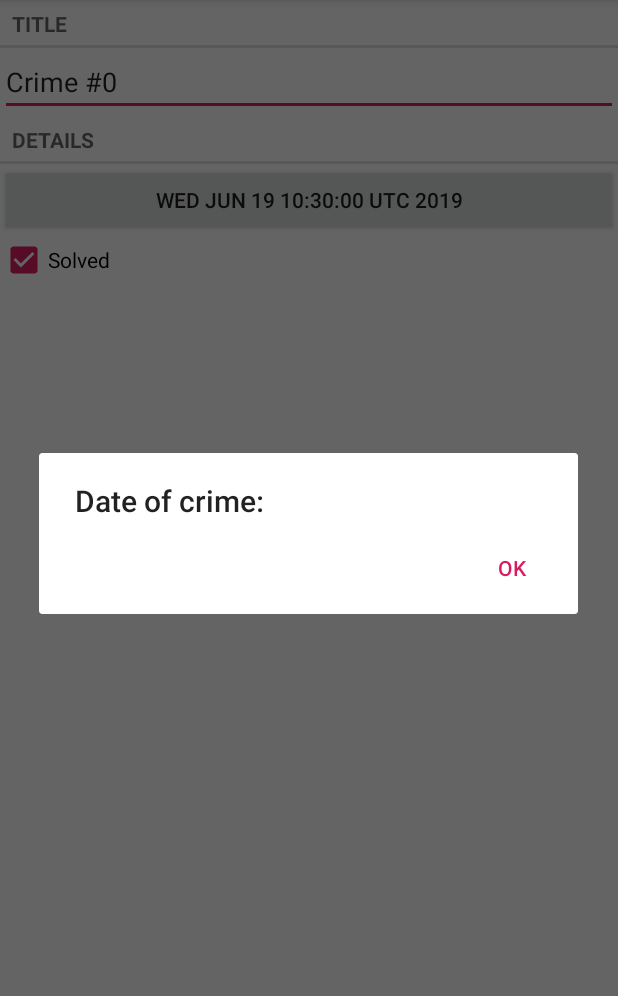
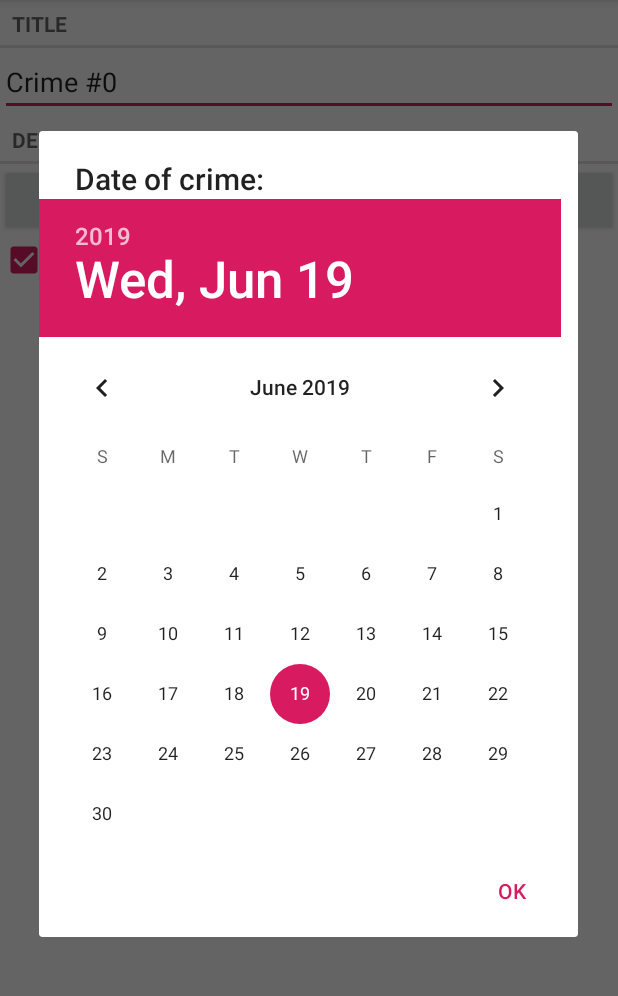
Before and after one commit to jwsatte/CriminalIntent, an Android app: the CrimeFragment screen opened directly, with no data from a screen before it, after a tap on an icon or button, on a phone screen of 412 x 824 dp, the part 84-1080 px from its top. Run offline under Robolectric (Android 15) with nearby library versions, the phone set to English and light mode, and no system bars.

```diff
--- a/app/src/main/java/android/bignerdranch/criminalintent/CrimeFragment.kt
+++ b/app/src/main/java/android/bignerdranch/criminalintent/CrimeFragment.kt
@@ -65,7 +65,7 @@ class CrimeFragment : Fragment() {
         //Update the button text and OnClickListener
         dateButton.text = crime.date.toString()
         dateButton.setOnClickListener {
-            DatePickerFragment().apply {
+            DatePickerFragment.newInstance(crime.date).apply {
                 val fragmentManager = this@CrimeFragment.fragmentManager
                 show(fragmentManager, DIALOG_DATE)
             }
--- a/app/src/main/java/android/bignerdranch/criminalintent/DatePickerFragment.kt
+++ b/app/src/main/java/android/bignerdranch/criminalintent/DatePickerFragment.kt
@@ -3,16 +3,30 @@ package android.bignerdranch.criminalintent
 import android.app.Dialog
 import android.os.Bundle
 import android.view.LayoutInflater
+import android.widget.DatePicker
 import androidx.appcompat.app.AlertDialog
 import androidx.fragment.app.DialogFragment
+import java.util.*
+
+private const val ARG_DATE = "date"
 
 class DatePickerFragment : DialogFragment() {
 
+    private lateinit var datePicker: DatePicker
+
     override fun onCreateDialog(savedInstanceState: Bundle?): Dialog {
+        val date = arguments?.getSerializable(ARG_DATE) as Date
+        val calendar = Calendar.getInstance()
+        calendar.time = date
+        val year = calendar.get(Calendar.YEAR)
+        val month = calendar.get(Calendar.MONTH)
+        val day = calendar.get(Calendar.DAY_OF_MONTH)
 
         val view = LayoutInflater.from(context)
             .inflate(R.layout.dialog_date, null)
 
+        datePicker = view.findViewById(R.id.dialog_date_picker)
+        datePicker.init(year, month, day, null)
 
         return AlertDialog.Builder(requireContext())
             .setView(view)
@@ -20,4 +34,16 @@ class DatePickerFragment : DialogFragment() {
             .setPositiveButton(android.R.string.ok, null)
             .create()
     }
+
+    companion object {
+        fun newInstance(date: Date): DatePickerFragment {
+            val args = Bundle().apply {
+                putSerializable(ARG_DATE, date)
+            }
+
+            return DatePickerFragment().apply {
+                arguments = args
+            }
+        }
+    }
 }
--- a/app/src/main/res/layout/dialog_date.xml
+++ b/app/src/main/res/layout/dialog_date.xml
@@ -1,8 +1,8 @@
 <?xml version="1.0" encoding="utf-8"?>
-<Date xmlns:android="http://schemas.android.com/apk/res/android"
+<DatePicker xmlns:android="http://schemas.android.com/apk/res/android"
       android:id="@+id/dialog_date_picker"
       android:layout_width="wrap_content"
       android:layout_height="wrap_content"
       android:calendarViewShown="false">
 
-</Date>
+</DatePicker>
```
